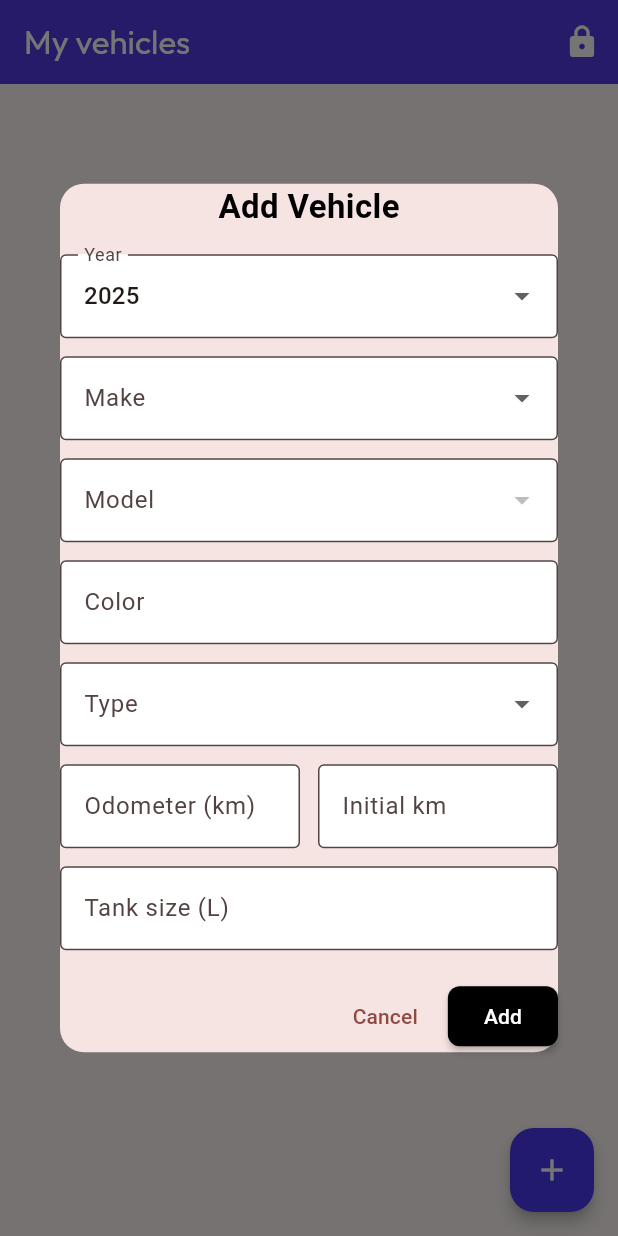
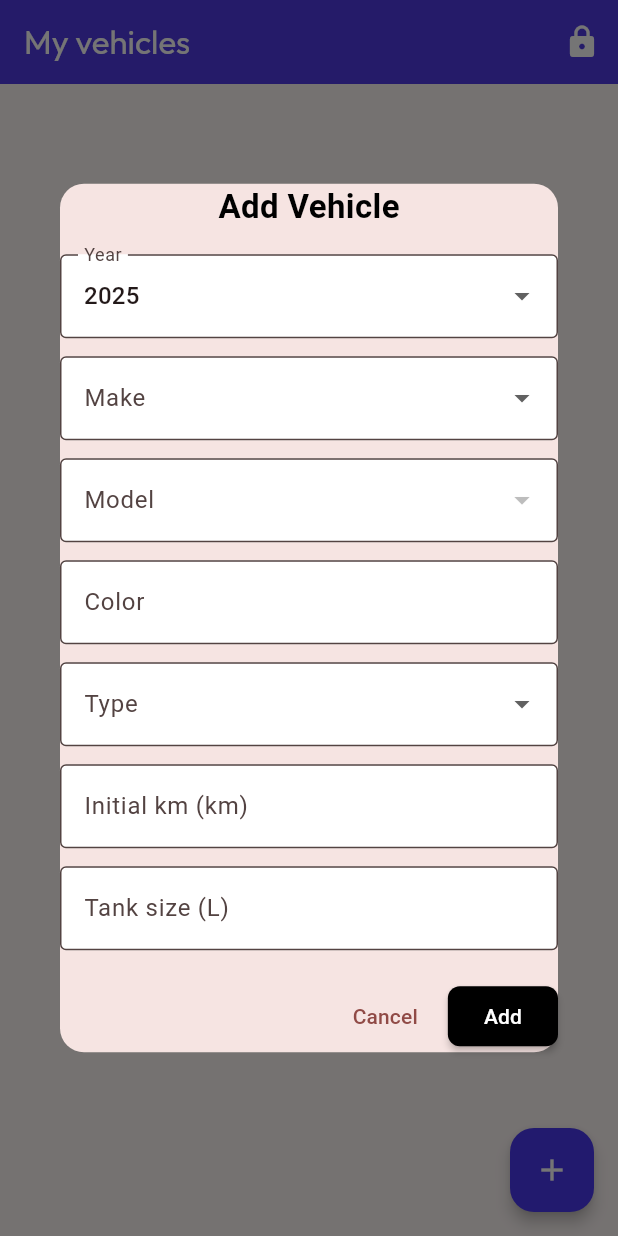
Before and after one commit to MultiBDave/Consumption-Thesis, a Flutter app: the MyEntries screen opened directly, after a tap on the "lock open" icon, after a tap on the "add" icon, on a phone screen of 412 x 824 dp. Run offline on Flutter 3.47's test engine with Material 3 defaults, Android fonts, the phone set to English and light mode, and no system bars; our stand-ins replace auto_size_text, cloud_firestore, country_picker, firebase_auth, firebase_core, fl_chart and 9 more; missing offline and left inert: emoji_flag_converter, json_path, swipeable_card_stack; accounts and stored records are empty.

Commit message:
remove duplicate km entry upon adding a car

```diff
--- a/lib/inner_screens/my_entries.dart
+++ b/lib/inner_screens/my_entries.dart
@@ -530,26 +530,11 @@ class _MyEntriesState extends State<MyEntries> {
                                                 onChanged: (val) => ownCars[index].type = val,
                                               ),
                                               const SizedBox(height: 12),
-                                              Row(
-                                                children: [
-                                                  Expanded(
-                                                    child: TextField(
-                                                      controller: TextEditingController(text: ownCars[index].drivenKm.toString()),
-                                                      decoration: const InputDecoration(labelText: 'Odometer (km)', border: OutlineInputBorder()),
-                                                      keyboardType: TextInputType.number,
-                                                      onChanged: (val) => ownCars[index].drivenKm = int.tryParse(val) ?? ownCars[index].drivenKm,
-                                                    ),
-                                                  ),
-                                                  const SizedBox(width: 12),
-                                                  Expanded(
-                                                    child: TextField(
-                                                      controller: TextEditingController(text: ownCars[index].initialKm.toString()),
-                                                      decoration: const InputDecoration(labelText: 'Initial km', border: OutlineInputBorder()),
-                                                      keyboardType: TextInputType.number,
-                                                      onChanged: (val) => ownCars[index].initialKm = int.tryParse(val) ?? ownCars[index].initialKm,
-                                                    ),
-                                                  ),
-                                                ],
+                                              TextField(
+                                                controller: TextEditingController(text: ownCars[index].initialKm.toString()),
+                                                decoration: const InputDecoration(labelText: 'Initial km', border: OutlineInputBorder()),
+                                                keyboardType: TextInputType.number,
+                                                onChanged: (val) => ownCars[index].initialKm = int.tryParse(val) ?? ownCars[index].initialKm,
                                               ),
                                               const SizedBox(height: 12),
                                               TextField(
@@ -691,24 +676,15 @@ class _MyEntriesState extends State<MyEntries> {
                             onChanged: (val) => newCar.type = val!,
                           ),
                           const SizedBox(height: 12),
-                          Row(
-                            children: [
-                              Expanded(
-                                child: TextField(
-                                  decoration: const InputDecoration(labelText: 'Odometer (km)', border: OutlineInputBorder()),
-                                  keyboardType: TextInputType.number,
-                                  onChanged: (val) => newCar.drivenKm = int.tryParse(val) ?? 0,
-                                ),
-                              ),
-                              const SizedBox(width: 12),
-                              Expanded(
-                                child: TextField(
-                                  decoration: const InputDecoration(labelText: 'Initial km', border: OutlineInputBorder()),
-                                  keyboardType: TextInputType.number,
-                                  onChanged: (val) => newCar.initialKm = int.tryParse(val) ?? 0,
-                                ),
-                              ),
-                            ],
+                          // Only initial km input; drivenKm defaults to initialKm
+                          TextField(
+                            decoration: const InputDecoration(labelText: 'Initial km (km)', border: OutlineInputBorder()),
+                            keyboardType: TextInputType.number,
+                            onChanged: (val) {
+                              final km = int.tryParse(val) ?? 0;
+                              newCar.initialKm = km;
+                              newCar.drivenKm = km;
+                            },
                           ),
                           const SizedBox(height: 12),
                           // Tank size defaulted from CSV, editable
```
